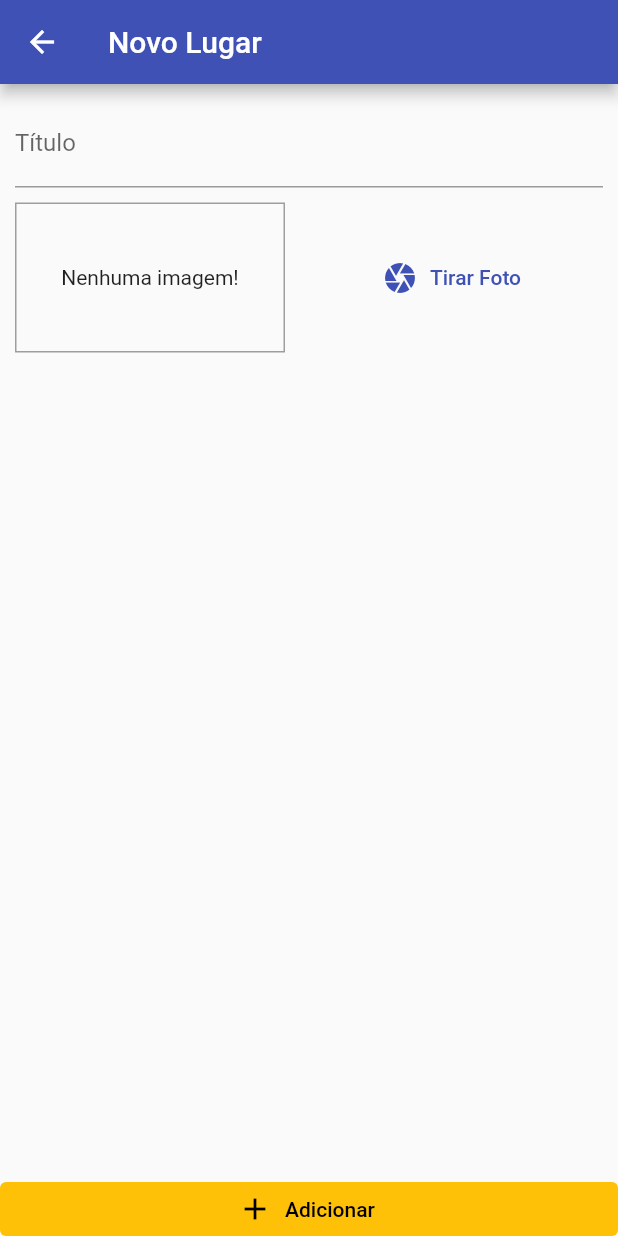
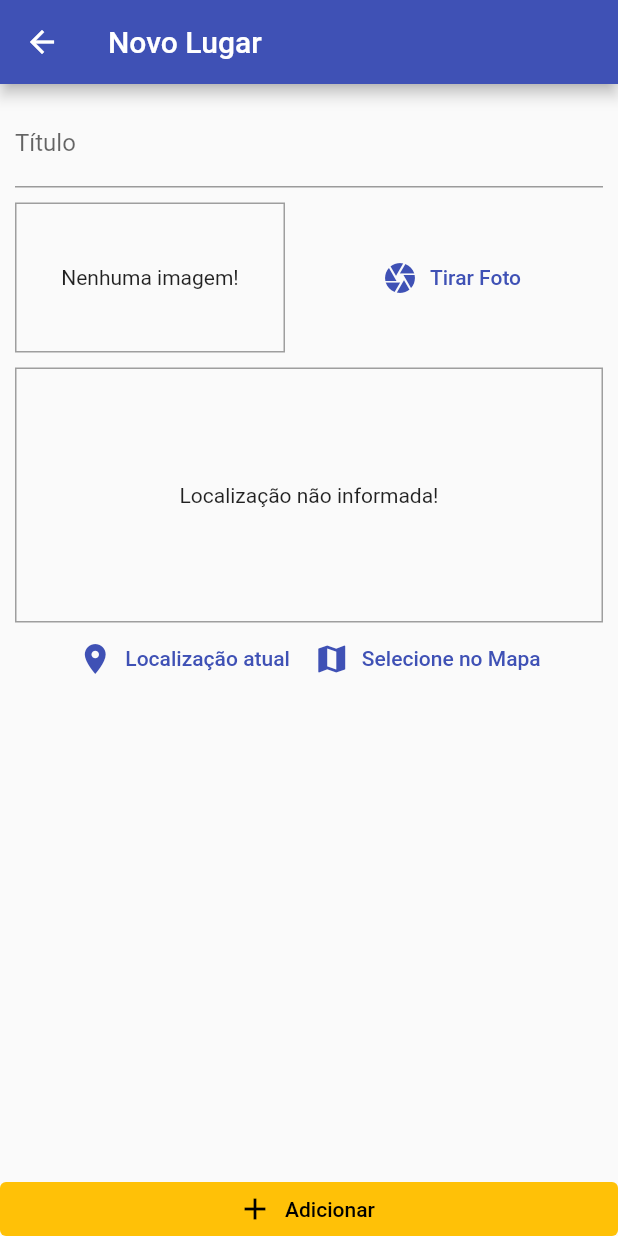
Before and after one commit to arthurfp/GreatPlaces-Flutter, a Flutter app: the PlaceFormScreen screen opened by its route, on a phone screen of 412 x 824 dp. Run offline on Flutter 3.47's test engine with Material 2 defaults, Android fonts, the phone set to English and light mode, and no system bars; our stand-ins replace image_picker, location, sqflite; accounts and stored records are empty.

Commit message:
added google maps support

```diff
--- a/lib/screens/place_form_screen.dart
+++ b/lib/screens/place_form_screen.dart
@@ -3,6 +3,7 @@ import 'dart:io';
 import 'package:flutter/material.dart';
 import 'package:great_places/providers/great_places.dart';
 import 'package:great_places/widgets/image_input.dart';
+import 'package:great_places/widgets/location_input.dart';
 import 'package:provider/provider.dart';
 
 class PlaceFormScreen extends StatefulWidget {
@@ -56,6 +57,8 @@ class _PlaceFormScreenState extends State<PlaceFormScreen> {
                     ),
                     const SizedBox(height: 10),
                     ImageInput(_selectImage),
+                    const SizedBox(height: 10),
+                    const LocationInput(),
                   ],
                 ),
               ),
--- /dev/null
+++ b/lib/utils/location_util.dart
@@ -0,0 +1,10 @@
+const googleApiKey = 'AIzaSyA28g8n4ukONZq6MtsMZnc9siDICASvD_0';
+
+class LocationUtil {
+  static String generateLocationPreviewImage({
+    double? latitude,
+    double? longitude,
+  }) {
+    return 'https://maps.googleapis.com/maps/api/staticmap?center=$latitude,$longitude&zoom=13&size=600x300&maptype=roadmap&markers=color:red%7Clabel:A%$latitude,$longitude&key=$googleApiKey';
+  }
+}
--- /dev/null
+++ b/lib/widgets/location_input.dart
@@ -0,0 +1,68 @@
+import 'package:flutter/material.dart';
+import 'package:great_places/utils/location_util.dart';
+import 'package:location/location.dart';
+
+class LocationInput extends StatefulWidget {
+  const LocationInput({Key? key}) : super(key: key);
+
+  @override
+  State<LocationInput> createState() => _LocationInputState();
+}
+
+class _LocationInputState extends State<LocationInput> {
+  String? _previewImageUrl;
+
+  Future<void> _getCurrentUserLocation() async {
+    final locData = await Location().getLocation();
+
+    final staticMapImageUrl = LocationUtil.generateLocationPreviewImage(
+      latitude: locData.latitude,
+      longitude: locData.longitude,
+    );
+
+    setState(() {
+      _previewImageUrl = staticMapImageUrl;
+    });
+  }
+
+  @override
+  Widget build(BuildContext context) {
+    return Column(
+      children: [
+        Container(
+          height: 170,
+          width: double.infinity,
+          alignment: Alignment.center,
+          decoration: BoxDecoration(
+            border: Border.all(
+              width: 1,
+              color: Colors.grey,
+            ),
+          ),
+          child: _previewImageUrl == null
+              ? const Text('Localização não informada!')
+              : Image.network(
+                  _previewImageUrl!,
+                  fit: BoxFit.cover,
+                  width: double.infinity,
+                ),
+        ),
+        Row(
+          mainAxisAlignment: MainAxisAlignment.center,
+          children: [
+            TextButton.icon(
+              icon: const Icon(Icons.location_on),
+              label: const Text('Localização atual'),
+              onPressed: _getCurrentUserLocation,
+            ),
+            TextButton.icon(
+              icon: const Icon(Icons.map),
+              label: const Text('Selecione no Mapa'),
+              onPressed: () {},
+            ),
+          ],
+        )
+      ],
+    );
+  }
+}
--- a/pubspec.yaml
+++ b/pubspec.yaml
@@ -34,6 +34,8 @@ dependencies:
   path_provider: ^2.0.11
   path: 1.8.1
   sqflite: ^2.0.3
+  location: ^4.4.0
+  google_maps_flutter: ^2.1.8
 
   # The following adds the Cupertino Icons font to your application.
   # Use with the CupertinoIcons class for iOS style icons.
```
